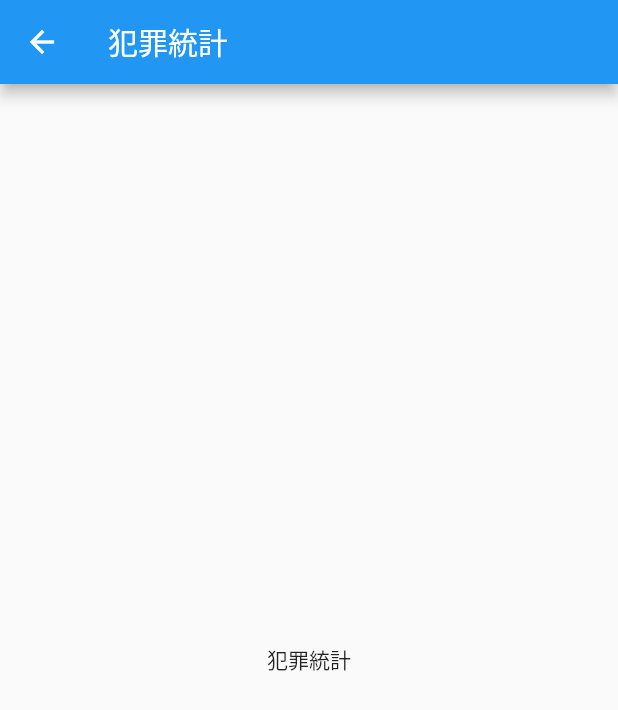
After one commit to tamucha/flutter-statistics_nippon, a Flutter app: the CrimePage screen opened directly, on a phone screen of 412 x 824 dp. The commit adds this screen. Shown: the top 710 px of the screen. Run offline on Flutter 3.47's test engine with Material 2 defaults, Android fonts, the phone set to English and light mode, and no system bars.

Commit message:
for grass

```diff
--- /dev/null
+++ b/lib/crime_page.dart
@@ -0,0 +1,21 @@
+import 'package:flutter/material.dart';
+
+class CrimePage extends StatefulWidget {
+  CrimePage({Key key, this.title}) : super(key: key);
+
+  final String title;
+
+  @override
+  State<StatefulWidget> createState() => _CrimePageState();
+}
+
+class _CrimePageState extends State<CrimePage> {
+  @override
+  Widget build(BuildContext context) {
+    // TODO: implement build
+    return Scaffold(
+      appBar: AppBar(title: Text(widget.title)),
+      body: Center(child: Text("犯罪統計"),),
+    );
+  }
+}
--- a/lib/home_page.dart
+++ b/lib/home_page.dart
@@ -1,4 +1,5 @@
 import 'package:flutter/material.dart';
+import 'crime_page.dart';
 
 class HomePage extends StatefulWidget {
 
@@ -9,7 +10,7 @@ class HomePage extends StatefulWidget {
   @override
   _HomePageState createState() => _HomePageState();
 }
-
+// Drawer: https://medium.com/@kashifmin/flutter-setting-up-a-navigation-drawer-with-multiple-fragments-widgets-1914fda3c8a8
 class _HomePageState extends State<HomePage> {
   @override
   Widget build(BuildContext context) {
@@ -35,7 +36,7 @@ class _HomePageState extends State<HomePage> {
               title: Text('犯罪統計'),
               onTap: () {
                 // Update the state of the app
-                // ...
+                Navigator.push(context, new MaterialPageRoute(builder: (context) => CrimePage(title: '犯罪統計')));
                 // Then close the drawer
                 Navigator.pop(context);
               },
```
